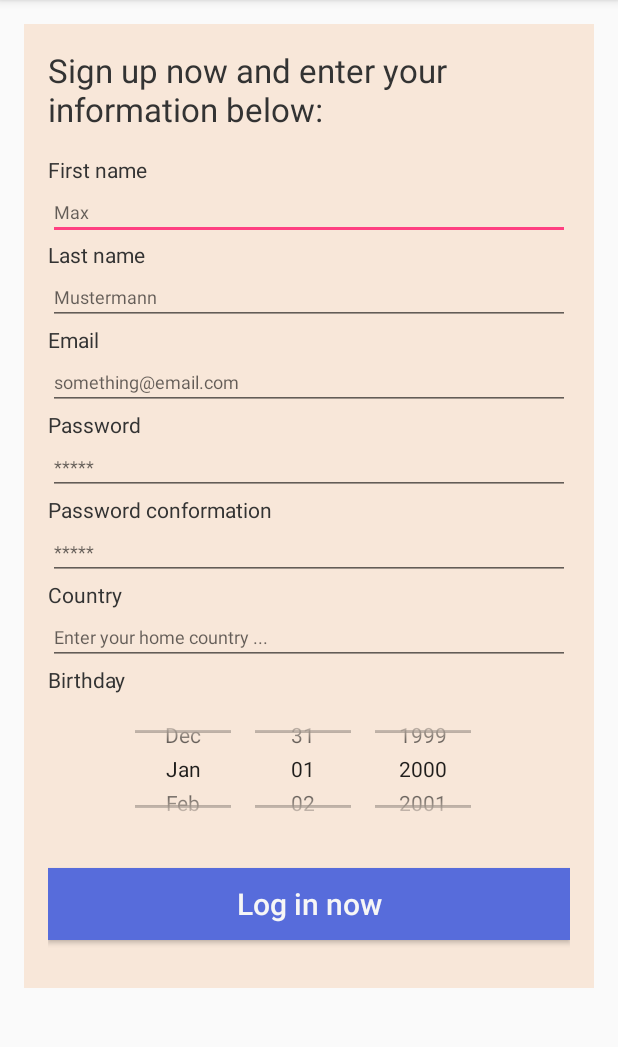
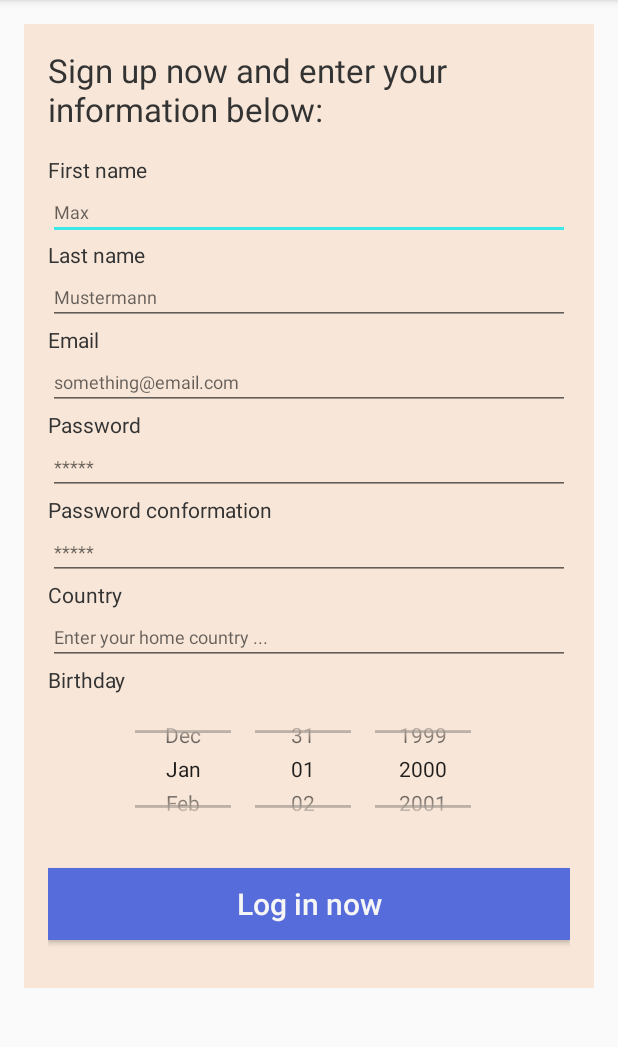
Before and after one commit to isperr/citybuddy_reisenbichler_sperr, an Android app: the RegisterActivity screen opened directly, with no data from a screen before it, on a phone screen of 412 x 824 dp, the part 84-1131 px from its top. Run offline under Robolectric (Android 15) with nearby library versions, the phone set to English and light mode, and no system bars; our stand-ins replace Firebase (no records; nobody signed in at launch, a user with empty details on screens opened directly).

Commit message:
fix: change accent color

```diff
--- a/app/src/main/res/values/styles.xml
+++ b/app/src/main/res/values/styles.xml
@@ -5,7 +5,7 @@
         <!-- Customize your theme here. -->
         <item name="colorPrimary">@color/colorPrimary</item>
         <item name="colorPrimaryDark">@color/colorPrimaryDark</item>
-        <item name="colorAccent">@color/colorAccent</item>
+        <item name="colorAccent">@color/lightBlueColor</item>
     </style>
 
 </resources>
```
